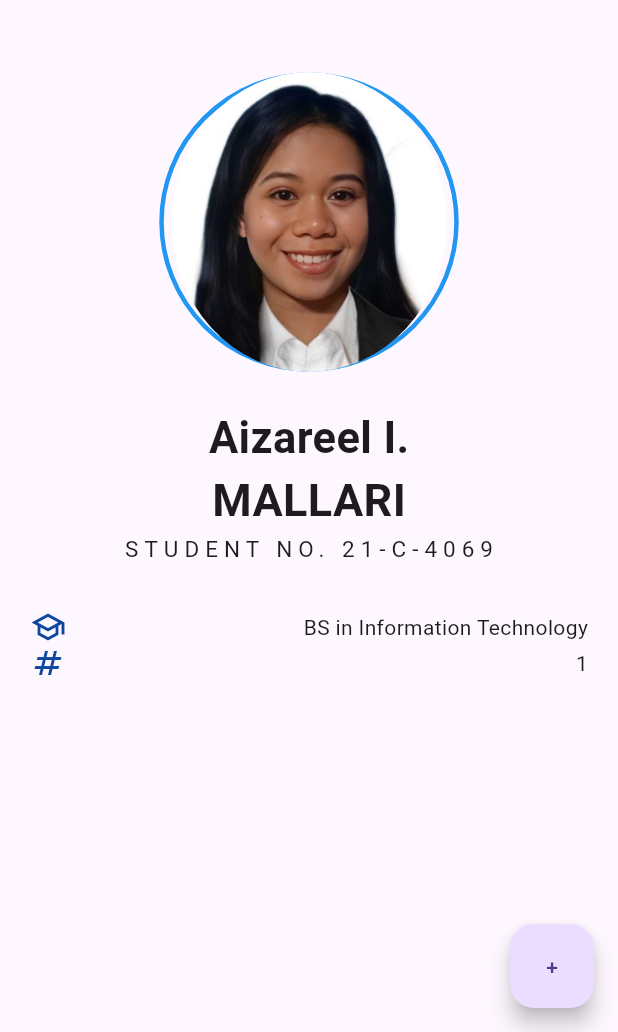
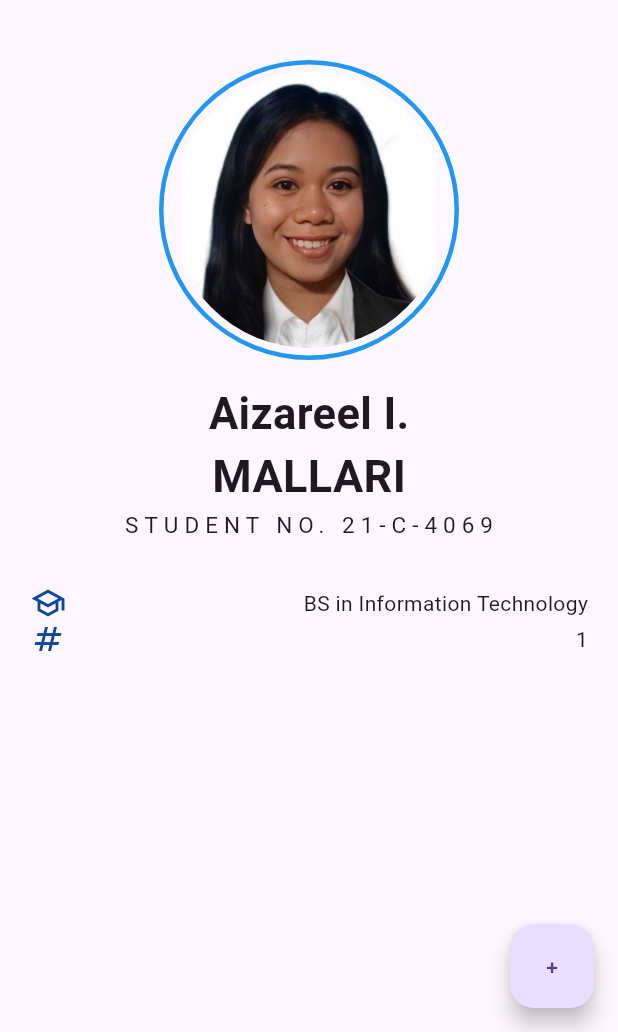
Before and after one commit to ceciliasds/id-card, a Flutter app: the screen it shows after launch, in the side drawer, after a tap on "Aizareel Mallari", on a phone screen of 412 x 824 dp, the part 204-1236 px from its top. Run offline on Flutter 3.47's test engine with Material 3 defaults, Android fonts, the phone set to English and light mode, and no system bars.

Commit message:
Update aiza.dart

```diff
--- a/lib/aiza.dart
+++ b/lib/aiza.dart
@@ -55,12 +55,14 @@ class _AizareelState extends State<Aizareel> {
               ),
               SizedBox(height: 40),
               Container(
-                padding: EdgeInsets.all(5), // Adjust the padding as needed for the border width
+                width: 200,
+                height: 200,
+                padding: EdgeInsets.all(5),
                 decoration: BoxDecoration(
                   shape: BoxShape.circle,
                   border: Border.all(
-                    color: Colors.blue, // Specify the border color
-                    width: 3.0, // Specify the border width
+                    color: Colors.blue,
+                    width: 3.0,
                   ),
                 ),
                 child: ClipOval(
```
